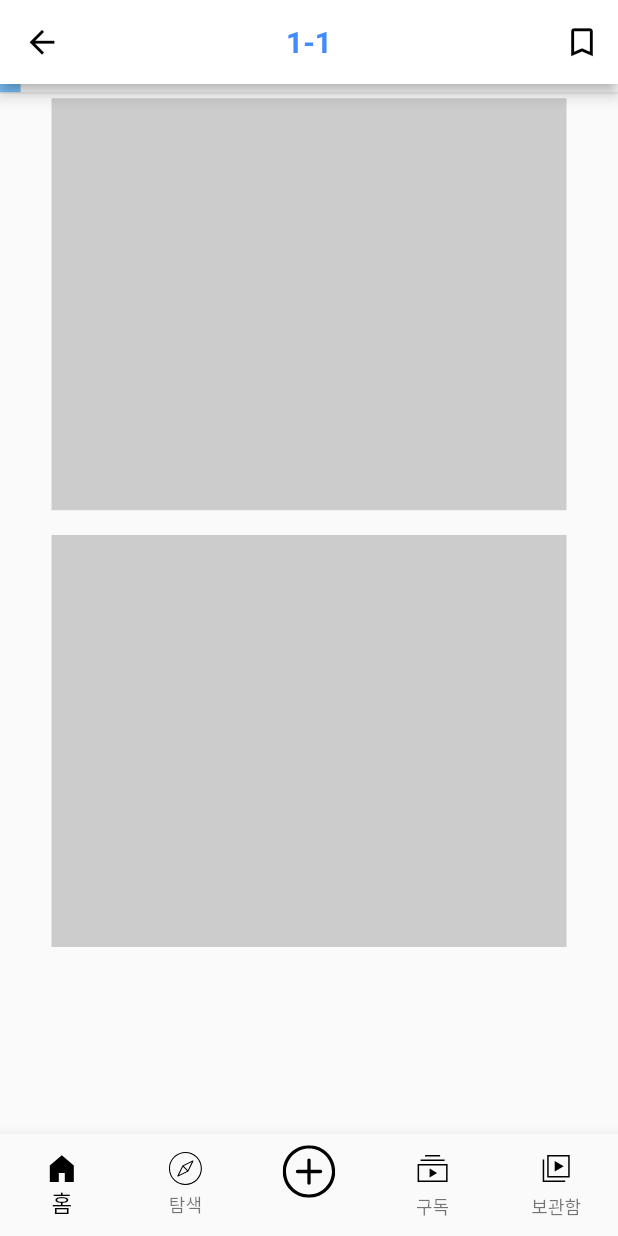
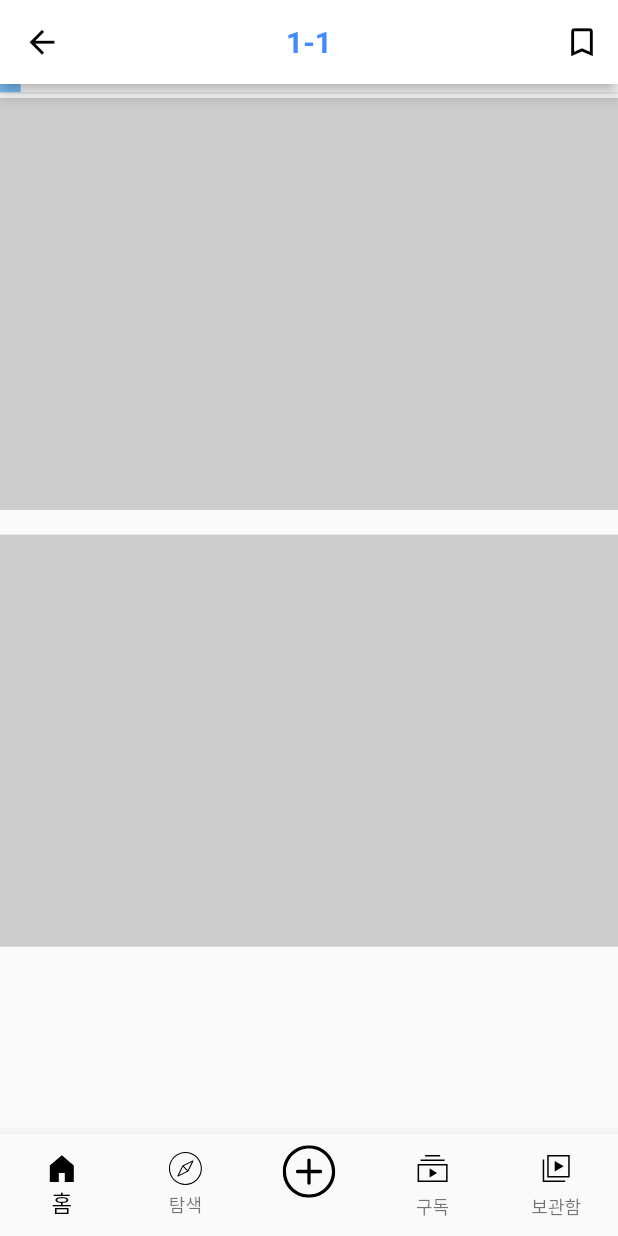
Before and after one commit to SeungAhSon/mirinae_gugu, a Flutter app: the screen it shows after launch, on a phone screen of 412 x 824 dp. Run offline on Flutter 3.47's test engine with Material 2 defaults, Android fonts, the phone set to English and light mode, and no system bars; our stand-ins replace firebase_auth, firebase_core, flutter_svg, get, google_sign_in, shared_preferences and 2 more; accounts and stored records are empty.

Commit message:
두 개의 폰을 사용해서 반응형인거 확인.

```diff
--- a/lib/video/src/app.dart
+++ b/lib/video/src/app.dart
@@ -32,7 +32,9 @@ class App extends GetView<AppController>{ //루트 경로로  만듦
 
       }),
       bottomNavigationBar: Obx(
+
             ()=> BottomNavigationBar(
+
               type: BottomNavigationBarType.fixed,
         currentIndex: controller.currentIndex.value,
       showSelectedLabels: true,
--- a/lib/video/src/pages/home.dart
+++ b/lib/video/src/pages/home.dart
@@ -16,7 +16,8 @@ class Home extends StatelessWidget{
       child: Scaffold(
 
         appBar: AppBar(
-
+          //이 부분은 상단바 반응형으로 만든거. 근데 없어도 될듯
+          //toolbarHeight: MediaQuery.of(context).size.height/(14/1),
           backgroundColor: Colors.white,
           title: Text('1-1',
             style: TextStyle(
@@ -58,7 +59,7 @@ class Home extends StatelessWidget{
                 ),
               ),
               Padding(
-                padding: EdgeInsets.only(bottom: 3), //상단 슬라이드 밑에 선
+                padding: EdgeInsets.only(bottom:MediaQuery.of(context).size.height/(300/1)), //상단 슬라이드 밑에 선
                 child: Container(
                   height: 1,
                   color: Colors.grey.withOpacity(0.2),
@@ -67,7 +68,7 @@ class Home extends StatelessWidget{
 
               //여긴 유튜브 영상
               Padding(
-                padding: EdgeInsets.only(left:MediaQuery.of(context).size.width/(12/1),right: MediaQuery.of(context).size.width/(12/1),),
+                padding: EdgeInsets.only(bottom: 0),//left:MediaQuery.of(context).size.width/(12/1),right: MediaQuery.of(context).size.width/(12/1),),
                 child: Container(
 
                 height: MediaQuery.of(context).size.height/(3/1),
@@ -80,7 +81,7 @@ class Home extends StatelessWidget{
               ),
 
               Padding(
-                padding: EdgeInsets.only(left:MediaQuery.of(context).size.width/(12/1),right: MediaQuery.of(context).size.width/(12/1),),
+                padding: EdgeInsets.only(bottom: 0),//left:MediaQuery.of(context).size.width/(12/1),right: MediaQuery.of(context).size.width/(12/1),),
                 child: Container(
 
                 height: MediaQuery.of(context).size.height/(3/1),
```
